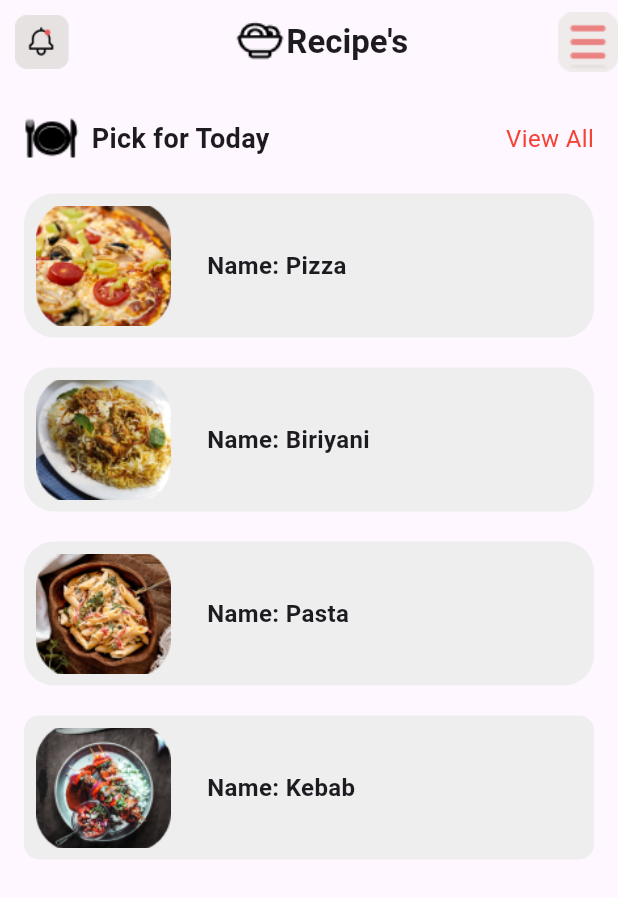
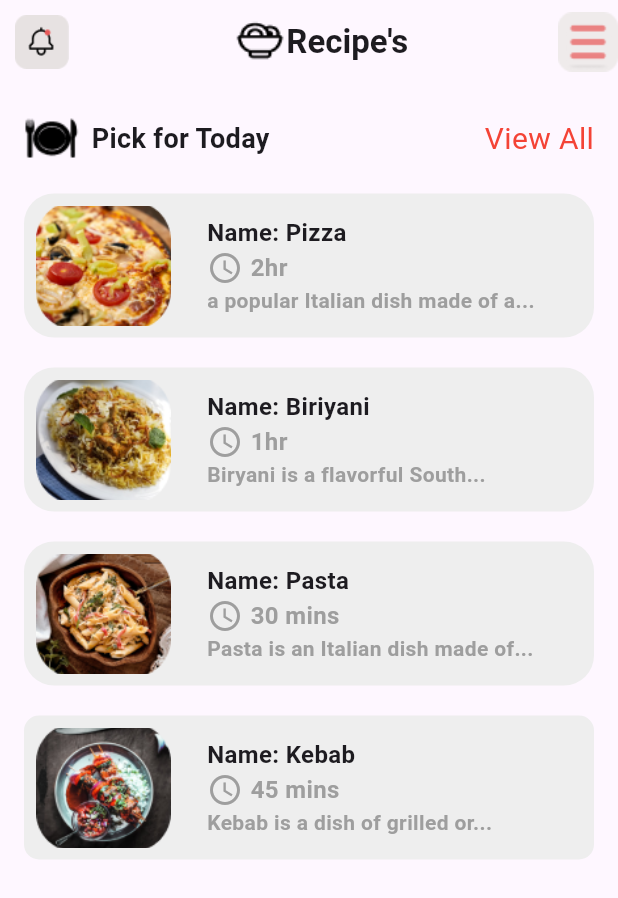
Before and after one commit to Subhajit-das21/Appify_project, a Flutter app: the screen it shows after launch, on a phone screen of 412 x 824 dp. Shown: the top 898 px of the screen. Run offline on Flutter 3.47's test engine with Material 3 defaults, Android fonts, the phone set to English and light mode, and no system bars.

```diff
--- a/lib/main.dart
+++ b/lib/main.dart
@@ -56,7 +56,7 @@ class _MyWidgetState extends State<MyWidget> {
                 Spacer(),
                 Text(
                   'View All',
-                  style: TextStyle(color: Colors.red, fontSize: 16),
+                  style: TextStyle(color: Colors.red, fontSize: 20),
                 ),
               ],
             ),
@@ -86,12 +86,44 @@ class _MyWidgetState extends State<MyWidget> {
                         ),
                       ),
                       SizedBox(width: 16),
+                      Column(
+                        mainAxisAlignment: MainAxisAlignment.start,
+                        crossAxisAlignment: CrossAxisAlignment.start,
+                        children: [
                           Text(
                             'Name: Pizza',
                             style: TextStyle(
                               fontSize: 16,
                               fontWeight: FontWeight.bold,
                             ),
+                          ),
+
+                          Row(
+                            children: [
+                              Icon(Icons.watch_later_outlined, color: Colors.grey,),
+                              SizedBox(width: 5,),
+                              Text(
+                                '2hr',
+                                style: TextStyle(
+                                  fontSize: 16,
+                                  fontWeight: FontWeight.bold,
+                                  color: Colors.grey,
+                                ),
+                              ),
+                            ],
+                          ),
+
+
+                          Text(
+                            'a popular Italian dish made of a...',
+                            style: TextStyle(
+                              fontSize: 14,
+                              fontWeight: FontWeight.bold,
+                              color: Colors.grey,
+                            ),
+                          ),
+
+                        ],
                       ),
 
                     ],
@@ -118,6 +150,11 @@ class _MyWidgetState extends State<MyWidget> {
                         ),
                       ),
                       SizedBox(width: 16),
+
+                         Column(
+                        mainAxisAlignment: MainAxisAlignment.start,
+                        crossAxisAlignment: CrossAxisAlignment.start,
+                        children: [
                           Text(
                             'Name: Biriyani',
                             style: TextStyle(
@@ -125,6 +162,40 @@ class _MyWidgetState extends State<MyWidget> {
                               fontWeight: FontWeight.bold,
                             ),
                           ),
+
+                          Row(
+                            children: [
+                              Icon(Icons.watch_later_outlined, color: Colors.grey,),
+                              SizedBox(width: 5,),
+                              Text(
+                                '1hr',
+                                style: TextStyle(
+                                  fontSize: 16,
+                                  fontWeight: FontWeight.bold,
+                                  color: Colors.grey,
+                                ),
+                              ),
+                            ],
+                          ),
+
+
+                          Text(
+                            'Biryani is a flavorful South...',
+                            style: TextStyle(
+                              fontSize: 14,
+                              fontWeight: FontWeight.bold,
+                              color: Colors.grey,
+                            ),
+                          ),
+
+                        ],
+                      ),
+
+
+
+
+
+
                     ],
                   ),
                 ),
@@ -156,12 +227,46 @@ class _MyWidgetState extends State<MyWidget> {
                         ),
                       ),
                       SizedBox(width: 16),
+
+
+                       Column(
+                        mainAxisAlignment: MainAxisAlignment.start,
+                        crossAxisAlignment: CrossAxisAlignment.start,
+                        children: [
                           Text(
                             'Name: Pasta',
                             style: TextStyle(
                               fontSize: 16,
                               fontWeight: FontWeight.bold,
                             ),
+                          ),
+
+                          Row(
+                            children: [
+                              Icon(Icons.watch_later_outlined, color: Colors.grey,),
+                              SizedBox(width: 5,),
+                              Text(
+                                '30 mins',
+                                style: TextStyle(
+                                  fontSize: 16,
+                                  fontWeight: FontWeight.bold,
+                                  color: Colors.grey,
+                                ),
+                              ),
+                            ],
+                          ),
+
+
+                          Text(
+                            'Pasta is an Italian dish made of...',
+                            style: TextStyle(
+                              fontSize: 14,
+                              fontWeight: FontWeight.bold,
+                              color: Colors.grey,
+                            ),
+                          ),
+
+                        ],
                       ),
 
                     ],
@@ -188,6 +293,11 @@ class _MyWidgetState extends State<MyWidget> {
                         ),
                       ),
                       SizedBox(width: 16),
+
+                       Column(
+                        mainAxisAlignment: MainAxisAlignment.start,
+                        crossAxisAlignment: CrossAxisAlignment.start,
+                        children: [
                           Text(
                             'Name: Kebab',
                             style: TextStyle(
@@ -195,6 +305,38 @@ class _MyWidgetState extends State<MyWidget> {
                               fontWeight: FontWeight.bold,
                             ),
                           ),
+
+                          Row(
+                            children: [
+                              Icon(Icons.watch_later_outlined, color: Colors.grey,),
+                              SizedBox(width: 5,),
+                              Text(
+                                '45 mins',
+                                style: TextStyle(
+                                  fontSize: 16,
+                                  fontWeight: FontWeight.bold,
+                                  color: Colors.grey,
+                                ),
+                              ),
+                            ],
+                          ),
+
+
+                          Text(
+                            'Kebab is a dish of grilled or...',
+                            style: TextStyle(
+                              fontSize: 14,
+                              fontWeight: FontWeight.bold,
+                              color: Colors.grey,
+                            ),
+                          ),
+
+                        ],
+                      ),
+
+
+
+
                     ],
                   ),
                 ),
```
Lines whose indentation alone changed are shown as unchanged.
